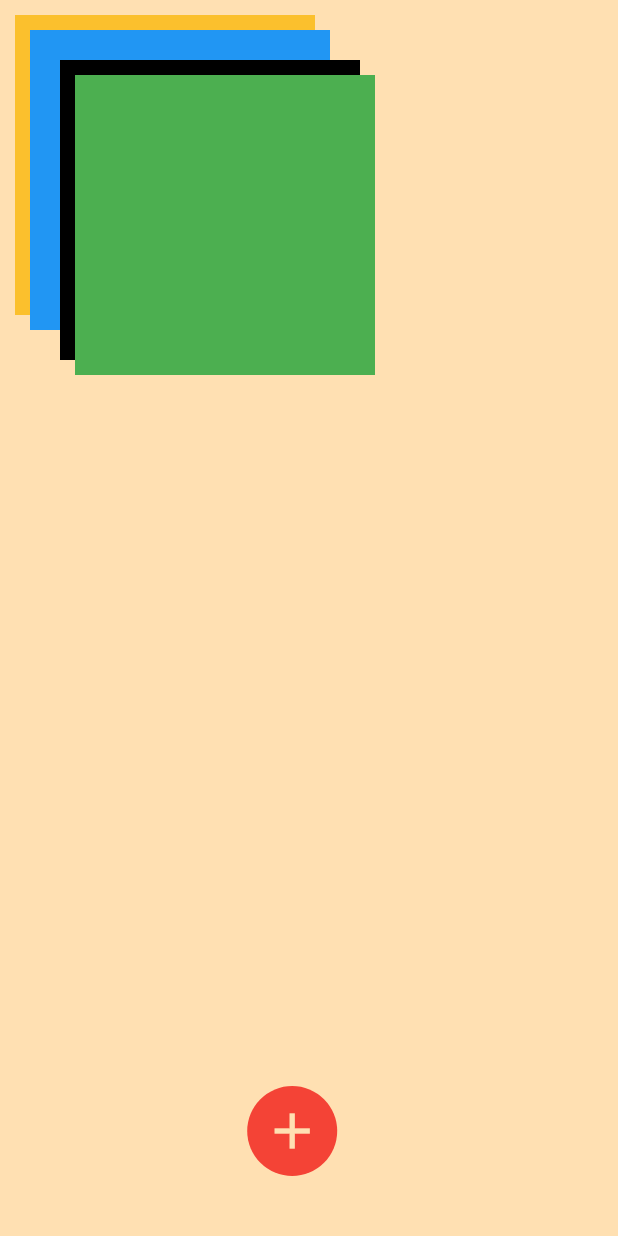
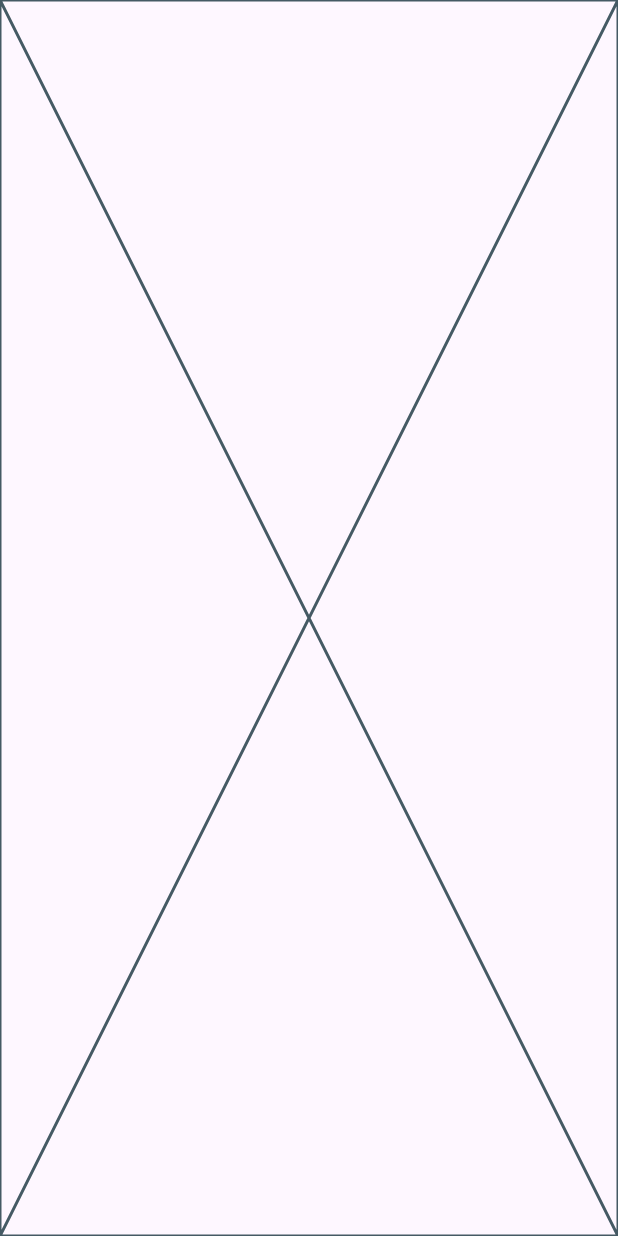
Before and after one commit to Roshan-Barkane/flutter_widgets_of_the_day, a Flutter app: the screen it shows after launch, on a phone screen of 412 x 824 dp. Run offline on Flutter 3.47's test engine with Material 3 defaults, Android fonts, the phone set to English and light mode, and no system bars.

Commit message:
create animatedBuilder class to developer animation in other class

```diff
--- a/lib/main.dart
+++ b/lib/main.dart
@@ -1,5 +1,5 @@
 import 'package:flutter/material.dart';
-import 'package:flutter_widgets_of_the_day/pages/positioned.dart';
+import 'package:flutter_widgets_of_the_day/pages/animationedBuilder.dart';
 
 void main() {
   runApp(const MyApp());
@@ -18,7 +18,7 @@ class MyApp extends StatelessWidget {
         colorScheme: ColorScheme.fromSeed(seedColor: Colors.deepPurple),
         useMaterial3: true,
       ),
-      home: const PositionWidget(),
+      home: const AnimatedBuilderWidget(),
     );
   }
 }
--- /dev/null
+++ b/lib/pages/animationedBuilder.dart
@@ -0,0 +1,32 @@
+import 'package:flutter/material.dart';
+
+class AnimatedBuilderWidget extends StatefulWidget {
+  const AnimatedBuilderWidget({super.key});
+
+  @override
+  State<AnimatedBuilderWidget> createState() => _AnimatedBuilderWidgetState();
+}
+
+class _AnimatedBuilderWidgetState extends State<AnimatedBuilderWidget> {
+  @override
+  Widget build(BuildContext context) {
+    return const Scaffold(
+      body: AnimatedBuilderFunction(),
+    );
+  }
+}
+
+class AnimatedBuilderFunction extends StatefulWidget {
+  const AnimatedBuilderFunction({super.key});
+
+  @override
+  State<AnimatedBuilderFunction> createState() =>
+      _AnimatedBuilderFunctionState();
+}
+
+class _AnimatedBuilderFunctionState extends State<AnimatedBuilderFunction> {
+  @override
+  Widget build(BuildContext context) {
+    return const Placeholder();
+  }
+}
```
